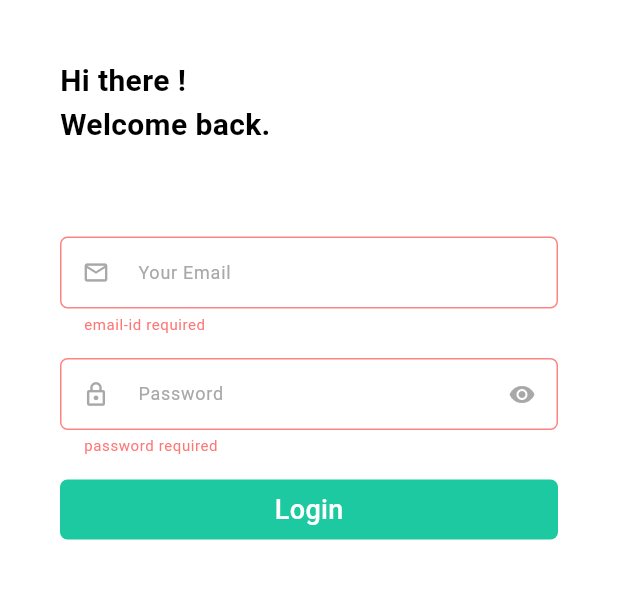
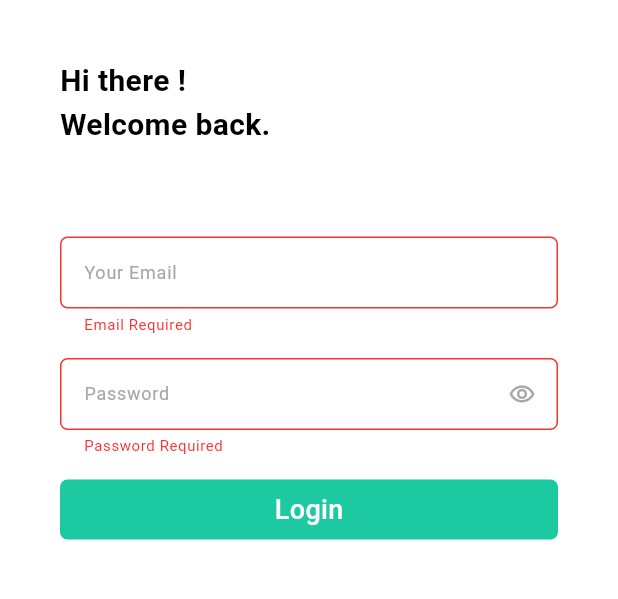
Before and after one commit to jithuhari/chat_app, a Flutter app: the screen it shows after launch, after a tap on "Login", on a phone screen of 412 x 824 dp, the part 191-790 px from its top. Run offline on Flutter 3.47's test engine with Material 3 defaults, Android fonts, the phone set to English and light mode, and no system bars; our stand-ins replace another_flushbar, flutter_svg, get, jwt_decoder, shared_preferences; Roboto replaces fonts that are missing (DMSans).

Commit message:
FIX: Changes in ui

```diff
--- a/lib/constants/app_texts.dart
+++ b/lib/constants/app_texts.dart
@@ -6,7 +6,7 @@ const String appName = 'NMS Chat';
 //button Text
 
 // const String signUp = 'Sign Up';
-const String Login = 'Login';
+const String login = 'Login';
 // const String alredyAccount = 'Already have a account? ';
 
 // const String dontHaveAccount = 'Don’t have a account? ';
--- a/lib/features/signin/signin_controller.dart
+++ b/lib/features/signin/signin_controller.dart
@@ -58,7 +58,7 @@ class SignInController extends GetxController with SnackbarMixin {
 
   String? emailValidator(String value) {
     if (value.isEmpty) {
-      return "email-id required";
+      return emailRequiredText;
     } else if (!isValidEmail(emailController.text)) {
       return invalidEmail;
     }
@@ -69,9 +69,9 @@ class SignInController extends GetxController with SnackbarMixin {
     if (value.isEmpty
         //  || value.length < 7
         ) {
-      return "password required";
+      return passwordRequiredText;
     } else if (value.length < 5) {
-      return "minimum 5 Characters";
+      return "Minimum 5 Characters";
     }
     return null;
   }
@@ -87,7 +87,7 @@ class SignInController extends GetxController with SnackbarMixin {
     } else if (emailController.value.text.isNotEmpty &&
         passwordController.value.text.isEmpty) {
       if (!isValidEmail(emailController.value.text)) {
-        showErrorSnackbar(title: errorText, message: invalidEmail);
+        showErrorSnackbar(message: invalidEmail);
         return false;
       } else {
         _validationDisplay.value = true;
@@ -96,7 +96,7 @@ class SignInController extends GetxController with SnackbarMixin {
     } else if (emailController.value.text.isNotEmpty &&
         passwordController.value.text.isNotEmpty) {
       if (!isValidEmail(emailController.value.text)) {
-        showErrorSnackbar(title: errorText, message: invalidEmail);
+        showErrorSnackbar(message: invalidEmail);
         return false;
       } else {
         return true;
@@ -134,7 +134,7 @@ class SignInController extends GetxController with SnackbarMixin {
           passwordController.clear();
         } else if (response.message == "Failed") {
           debugPrint(response.errors['errorMessage']);
-          showErrorSnackbar(title: errorText, message: errorOccuredText);
+          showErrorSnackbar( message: errorOccuredText);
         }
       } catch (e) {
         return catchErrorSection(e);
@@ -160,13 +160,13 @@ class SignInController extends GetxController with SnackbarMixin {
                 _retryCount.value = retryCount - 1;
                 update();
                 showErrorSnackbar(
-                  title: "Error",
+
                   message:
-                      "Email-id or password is incorrect \n you have $retryCount more attempts remaing  ",
+                      "incorrect Email-id or password, $retryCount attempts remaing  ",
                 );
               } else if (retryCount == 0) {
                 showErrorSnackbar(
-                  title: "Error",
+
                   message:
                       "You have exceeded the total number of attempts. Please Change your password",
                 );
@@ -179,7 +179,7 @@ class SignInController extends GetxController with SnackbarMixin {
       } catch (e) {
         debugPrint('Error decoding JSON: ${e.toString()}');
         showErrorSnackbar(
-          title: "Catch",
+
           message: e.toString(),
         );
         return e.toString();
--- a/lib/features/signin/signin_screen.dart
+++ b/lib/features/signin/signin_screen.dart
@@ -92,14 +92,6 @@ class SignInScreen extends StatelessWidget {
                               labelText: emailLabel,
                               keyboardType: TextInputType.emailAddress,
                               textInputAction: TextInputAction.next,
-                              prefixIcon: IconButton(
-                                  icon: const Icon(
-                                    Icons.mail_outline,
-                                    color: secondaryMediumColor,
-                                  ),
-                                  onPressed: () {
-                                    controller.onPasswordVisible();
-                                  }),
                               obscureText: false,
                               autovalidateMode: controller.validationDisplay
                                   ? AutovalidateMode.always
@@ -120,56 +112,8 @@ class SignInScreen extends StatelessWidget {
                               suffixIcon: IconButton(
                                   icon: Icon(
                                     controller.isObscure
-                                        ? Icons.visibility
-                                        : Icons.visibility_off,
-                                    color: secondaryMediumColor,
-                                  ),
-                                  onPressed: () {
-                                    controller.onPasswordVisible();
-                                  }),
-                              //  SizedBox(
-                              //   width: 0,
-                              //   child: InkWell(
-                              //     onTap: () {
-                              //       controller.onPasswordVisible();
-                              //     },
-                              //     child: controller.isObscure
-                              //         ? const Padding(
-                              //             padding: EdgeInsets.only(right: 5),
-                              //             child: Row(
-                              //               mainAxisAlignment:
-                              //                   MainAxisAlignment.end,
-                              //               children: [
-                              //                 Center(
-                              //                     child: Text(
-                              //                   'Show',
-                              //                   style: TextStyle(
-                              //                       color: primaryColor),
-                              //                 )),
-                              //               ],
-                              //             ),
-                              //           )
-                              //         : const Padding(
-                              //             padding: EdgeInsets.all(8.0),
-                              //             child: Row(
-                              //               mainAxisAlignment:
-                              //                   MainAxisAlignment.end,
-                              //               children: [
-                              //                 Center(
-                              //                     child: Text(
-                              //                   'Hide',
-                              //                   style: TextStyle(
-                              //                       color: primaryColor),
-                              //                 )),
-                              //               ],
-                              //             ),
-                              //           ),
-                              //   ),
-                              // ),
-
-                              prefixIcon: IconButton(
-                                  icon: const Icon(
-                                    Icons.lock_outline,
+                                        ? Icons.visibility_outlined
+                                        : Icons.visibility_off_outlined,
                                     color: secondaryMediumColor,
                                   ),
                                   onPressed: () {
@@ -188,7 +132,7 @@ class SignInScreen extends StatelessWidget {
                             CorneredButton(
                               height: 40,
                               color: primaryColor,
-                              title: Login,
+                              title: login,
                               textcolor: backgroundColor,
                               onPress: (() => controller.login()),
                             )
--- a/lib/utils/helpers/validation.dart
+++ b/lib/utils/helpers/validation.dart
@@ -2,9 +2,9 @@ import 'package:get/utils.dart';
 
 const String firstnameRequiredText = 'First-name required';
 const String lastnameRequiredText = 'Last-name required';
-const String emailRequiredText = 'Email-id required';
+const String emailRequiredText = 'Email Required';
 const String phonenoRequiredText = 'Phone-number required';
-const String passwordRequiredText = 'Password required';
+const String passwordRequiredText = 'Password Required';
 const String confirmRequiredText = 'Confirm password required';
 const String emiratesRequiredText = 'Emirates-id or Passport required';
 
--- a/lib/utils/theme/theme_constants.dart
+++ b/lib/utils/theme/theme_constants.dart
@@ -11,4 +11,5 @@ const Color secondaryshadeColor = Color(0xFFF6F6F6);
 
 const Color tertiaryColor = Color(0xFFF0B268);
 
-const Color errorColor = Color(0xffFF7676);
+const Color errorColor = Color(0xffF93232);
+const Color errorColorText = Color(0xffF93232);
--- a/lib/widgets/custom_login_textfield.dart
+++ b/lib/widgets/custom_login_textfield.dart
@@ -61,9 +61,11 @@ class CustomLoginTextField extends StatelessWidget {
               borderSide:
                   const BorderSide(width: 1, color: secondaryLightColor),
               borderRadius: BorderRadius.circular(5)),
+          focusedErrorBorder: OutlineInputBorder(
+              borderSide: const BorderSide(width: 1, color: errorColor),
+              borderRadius: BorderRadius.circular(5)),
           errorBorder: OutlineInputBorder(
-              borderSide:
-                  BorderSide(width: 1, color: errorColor.withOpacity(0.9)),
+              borderSide: const BorderSide(width: 1, color: errorColor),
               borderRadius: BorderRadius.circular(5)),
           focusedBorder: OutlineInputBorder(
               borderSide: const BorderSide(width: 1, color: primaryColor),
@@ -71,7 +73,7 @@ class CustomLoginTextField extends StatelessWidget {
           labelStyle: AppTheme.lightTheme.textTheme.labelMedium
               ?.copyWith(color: secondaryMediumColor),
           suffixIcon: suffixIcon,
-          prefixIcon: prefixIcon,
+          // prefixIcon: prefixIcon,
           enabledBorder: OutlineInputBorder(
               borderSide: const BorderSide(color: secondaryLightColor),
               borderRadius: BorderRadius.circular(5)),
```
Also changed, not shown: lib/mixins/snackbar_mixin.dart (+4 -4 lines), assets/svg/error.svg.
